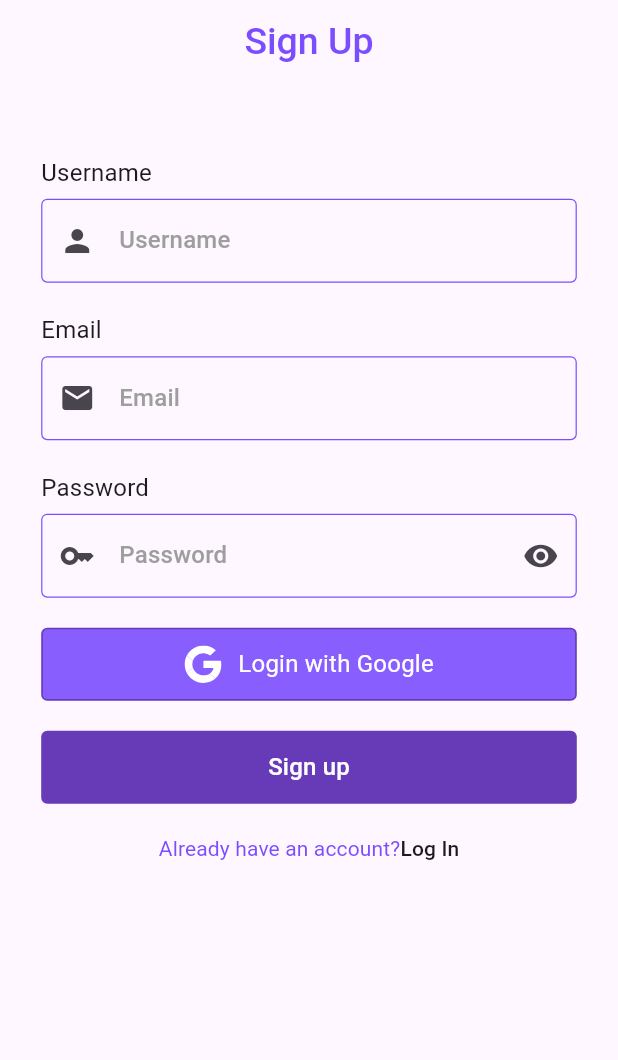
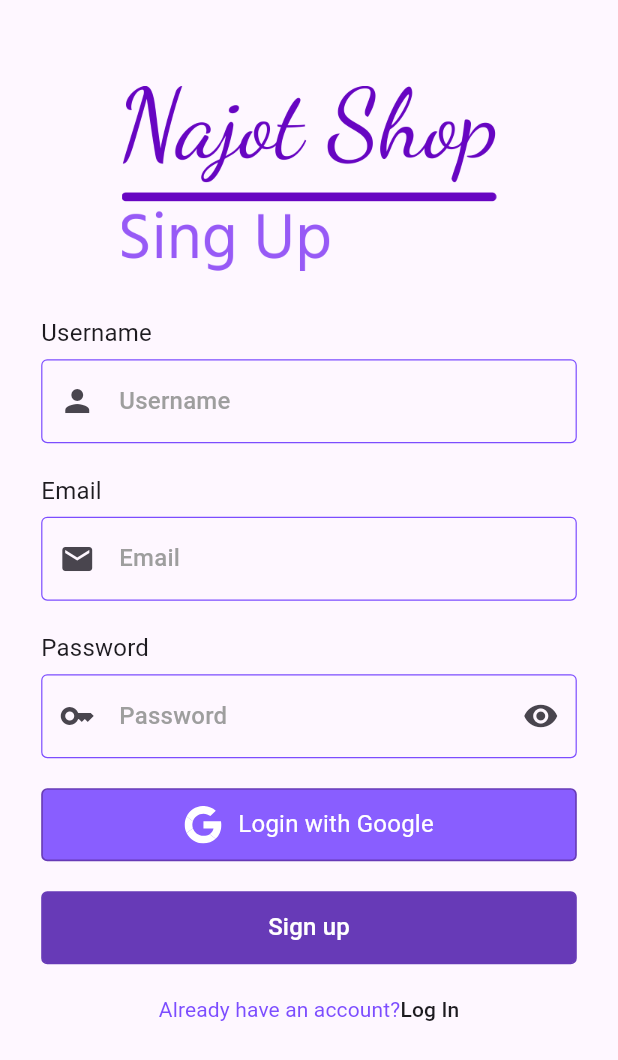
Before and after one commit to xasanov1716/najot_shop, a Flutter app: the screen it shows after launch, after a tap on "Sing Up", on a phone screen of 412 x 824 dp. Shown: the top 1060 px of the screen. Run offline on Flutter 3.47's test engine with Material 2 defaults, Android fonts, the phone set to English and light mode, and no system bars; drawn by our look-alikes of zoom_tap_animation; our stand-ins replace cached_network_image, firebase_auth, firebase_core, flutter_screenutil, flutter_svg, google_sign_in and 1 more; accounts and stored records are empty; network calls fail; statements that could not run were skipped.

Commit message:
logo added

```diff
--- a/lib/providers/auth_provider.dart
+++ b/lib/providers/auth_provider.dart
@@ -120,9 +120,8 @@ class AuthProvider with ChangeNotifier {
   manageMessage(BuildContext context, String error) {
     ScaffoldMessenger.of(context).showSnackBar(
       SnackBar(
-        content: Center(child: Text(error)),
-        backgroundColor: Colors.red,
-        // padding: EdgeInsets.all(10),
+        content: Text(error),
+        backgroundColor: Colors.deepPurpleAccent,
         duration: const Duration(seconds: 7),
         action: SnackBarAction(label: "Ok", onPressed: (){}),
       ),
--- a/lib/providers/profile_provider.dart
+++ b/lib/providers/profile_provider.dart
@@ -30,7 +30,7 @@ class ProfileProvider with ChangeNotifier {
     ScaffoldMessenger.of(context).showSnackBar(
       SnackBar(
         content: Text(error),
-        backgroundColor: Colors.red,
+        backgroundColor: Colors.deepPurpleAccent,
         duration: const Duration(seconds: 7),
         action: SnackBarAction(label: "Ok", onPressed: (){}),
       ),
--- a/lib/splash/splash_screen.dart
+++ b/lib/splash/splash_screen.dart
@@ -33,17 +33,14 @@ class _SplashScreenState extends State<SplashScreen> {
 
   @override
   Widget build(BuildContext context) {
-    return const Scaffold(
+    return Scaffold(
       body: Center(
         child: Padding(
-          padding: EdgeInsets.all(24),
-          child: Text(
-            "Splash Screen",
-            textAlign: TextAlign.center,
-            style: TextStyle(
-              fontWeight: FontWeight.w600,
-              fontSize: 32,
-              // color: AppColors.white,
+          padding: const EdgeInsets.all(24),
+          child: Center(
+            child: Image.asset(
+              "assets/images/logo.png",
+              width: 200,
             ),
           ),
         ),
--- a/lib/ui/auth/auth_screen.dart
+++ b/lib/ui/auth/auth_screen.dart
@@ -19,19 +19,19 @@ class _AuthScreenState extends State<AuthScreen> {
   Widget build(BuildContext context) {
     return Scaffold(
       // backgroundColor: Colors.white,
-      appBar: AppBar(
-        elevation: 0,
-        // backgroundColor: Colors.white,
-        centerTitle: true,
-        title: Text(
-          isLoginPage ? "Login" : "Sign Up",
-          style: const TextStyle(
-            color: Colors.deepPurpleAccent,
-            fontSize: 25,
-            fontWeight: FontWeight.w500,
-          ),
-        ),
-      ),
+      // appBar: AppBar(
+      //   elevation: 0,
+      //   // backgroundColor: Colors.white,
+      //   centerTitle: true,
+      //   title: Text(
+      //     isLoginPage ? "Login" : "Sign Up",
+      //     style: const TextStyle(
+      //       color: Colors.deepPurpleAccent,
+      //       fontSize: 25,
+      //       fontWeight: FontWeight.w500,
+      //     ),
+      //   ),
+      // ),
       body: Stack(
         children: [
           isLoginPage
@@ -52,8 +52,12 @@ class _AuthScreenState extends State<AuthScreen> {
           Visibility(
             visible: context.watch<AuthProvider>().isLoading,
             child: Align(
-              alignment: Alignment.topCenter,
-              child: LinearProgressIndicator(color: Colors.deepPurpleAccent,backgroundColor: Colors.deepPurple.withOpacity(0.3),),
+              alignment: Alignment.bottomCenter,
+              child: LinearProgressIndicator(
+                color: Colors.deepPurpleAccent,
+                backgroundColor: Colors.deepPurple.withOpacity(0.3),
+                minHeight: 10,
+              ),
             ),
           )
         ],
--- a/lib/ui/auth/pages/login_page.dart
+++ b/lib/ui/auth/pages/login_page.dart
@@ -20,16 +20,8 @@ class LoginPage extends StatelessWidget {
           padding: EdgeInsets.all(25.sp),
           child: Column(
             children: [
-              const Text(
-                "Najot Shop",
-                style: TextStyle(
-                  fontFamily: "Borel-Regular.ttf",
-                  color: Colors.deepPurpleAccent,
-                  fontSize: 25,
-                  fontWeight: FontWeight.w800,
-                ),
-              ),
-              const SizedBox(height: 40),
+              Image.asset("assets/images/login_logo.png", width: 250),
+              const SizedBox(height: 20),
               GlobalTextField(
                 hintText: "Email",
                 keyboardType: TextInputType.emailAddress,
--- a/lib/ui/auth/pages/signup_page.dart
+++ b/lib/ui/auth/pages/signup_page.dart
@@ -20,7 +20,9 @@ class SignUpScreen extends StatelessWidget {
       child: SingleChildScrollView(
         child: Column(
           children: [
-            const SizedBox(height: 20),
+            const SizedBox(height: 30),
+            Image.asset("assets/images/singup_logo.png", width: 250),
+            const SizedBox(height: 30),
             GlobalTextField(
               hintText: "Username",
               keyboardType: TextInputType.emailAddress,
--- a/lib/ui/auth/widgets/global_button.dart
+++ b/lib/ui/auth/widgets/global_button.dart
@@ -37,11 +37,7 @@ class _GlobalButtonState extends State<GlobalButton> {
         decoration: BoxDecoration(
           borderRadius: BorderRadius.circular(4.r),
           border: Border.all(width: 1.w, color: Colors.deepPurple),
-          color: widget.username
-              ? widget.password
-                  ? Colors.deepPurpleAccent
-                  : Colors.deepPurpleAccent.withOpacity(0.5)
-              : Colors.deepPurple,
+          color: Colors.deepPurple,
         ),
         child: Center(
           child: Text(
--- a/lib/ui/tab/profile/profile_screen.dart
+++ b/lib/ui/tab/profile/profile_screen.dart
@@ -47,7 +47,7 @@ class _ProfileScreenState extends State<ProfileScreen> {
                         ),
                       ),
                       TextButton(
-                        onPressed: () {
+                        onPressed: ()async{
                           context.read<AuthProvider>().logOut(context);
                           Navigator.pop(context);
                         },
@@ -86,7 +86,7 @@ class _ProfileScreenState extends State<ProfileScreen> {
                 const SizedBox(height: 10),
                 Center(
                   child: Text(
-                    user?.displayName ?? "Not found!",
+                    user.displayName ?? "Not found!",
                     style: const TextStyle(
                       fontSize: 24,
                       color: Colors.deepPurple,
@@ -95,7 +95,7 @@ class _ProfileScreenState extends State<ProfileScreen> {
                 ),
                 Center(
                   child: Text(
-                    user?.email ?? "Empty",
+                    user.email ?? "Empty",
                     style: const TextStyle(
                       fontSize: 15,
                       color: Colors.grey,
@@ -104,7 +104,7 @@ class _ProfileScreenState extends State<ProfileScreen> {
                 ),
                 Center(
                   child: Text(
-                    user?.phoneNumber ?? "Not found!",
+                    user.phoneNumber ?? "Not found!",
                     style: const TextStyle(
                       fontSize: 12,
                       color: Colors.grey,
--- a/pubspec.yaml
+++ b/pubspec.yaml
@@ -40,7 +40,7 @@ flutter:
   uses-material-design: true
 
   assets:
-#    - assets/images/
+    - assets/images/
     - assets/svg/
     - assets/fonts/
 
```
Also changed, not shown: assets/images/login_logo.png (added), assets/images/logo.png (added), assets/images/singup_logo.png (added).
